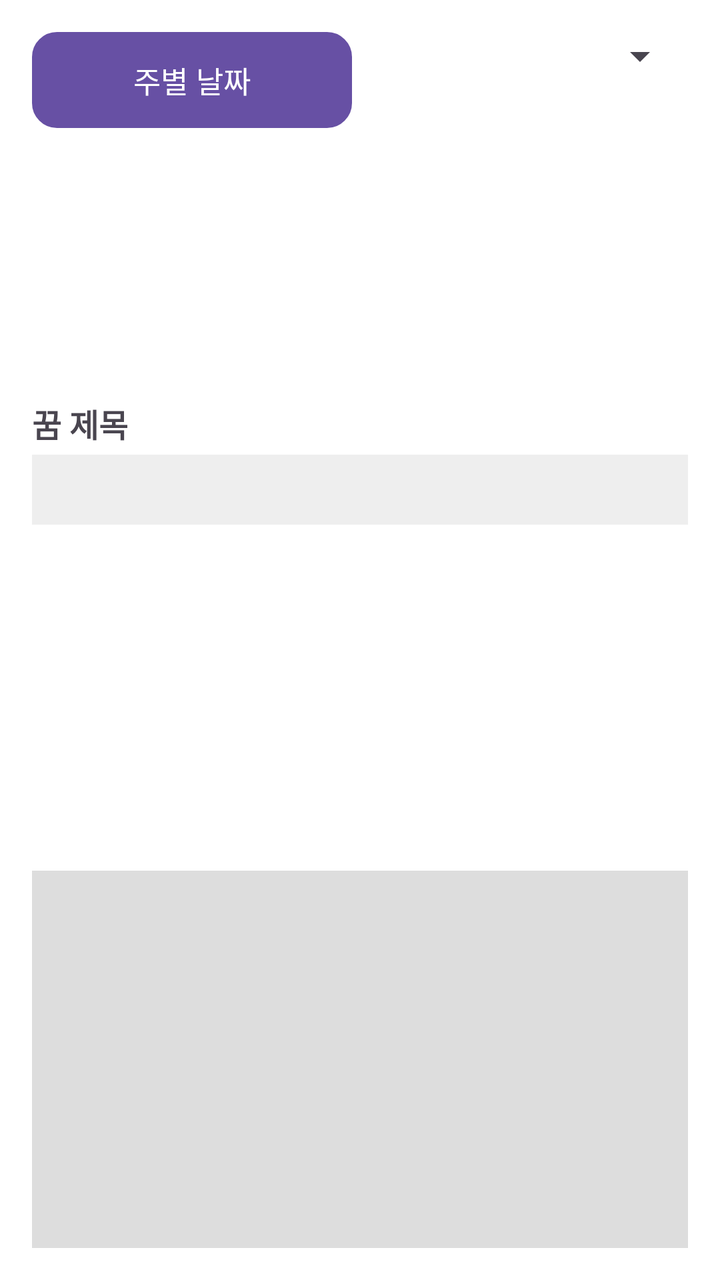
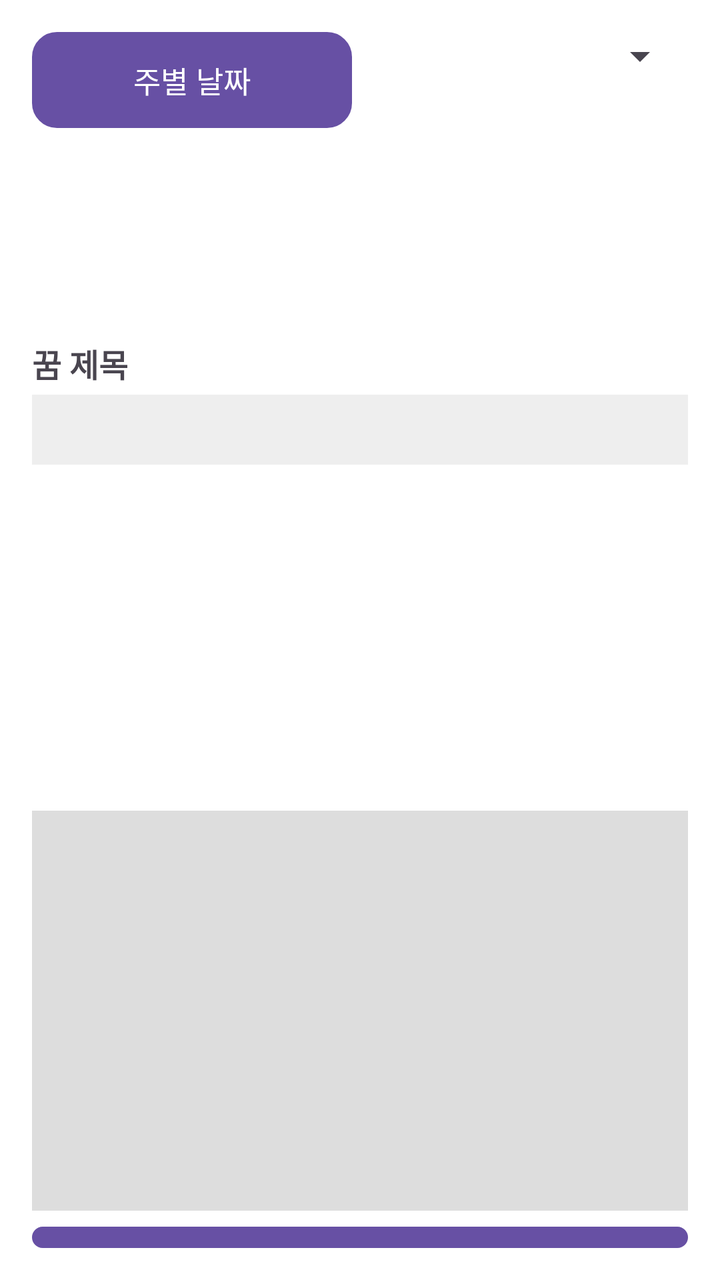

The first picture is an Android layout as it rendered before a commit; the second is the same layout after the commit. The layout source and the unified diff follow.
<!-- AndroidManifest.xml: application theme Theme.Material3.DayNight.NoActionBar -->
<!-- res/layout/activity_story_query.xml -->
<?xml version="1.0" encoding="utf-8"?>
<LinearLayout xmlns:android="http://schemas.android.com/apk/res/android"
    android:orientation="vertical"
    android:padding="16dp"
    android:layout_width="match_parent"
    android:layout_height="match_parent"
    android:background="#FFFFFF">

    
    <LinearLayout
        android:orientation="horizontal"
        android:layout_width="match_parent"
        android:layout_height="wrap_content"
        android:layout_marginBottom="8dp"
        android:weightSum="2">

        
        <Button
            android:id="@+id/btnSelectDate"
            android:layout_weight="1"
            android:layout_width="0dp"
            android:layout_height="wrap_content"
            android:text="주별 날짜"
            android:textColor="@android:color/white"
            android:background="@drawable/rounded_button_5"
            android:layout_marginEnd="8dp"
            android:fontFamily="@font/spoqahansansneo_bold"
            android:textSize="15sp" />

        
        <Spinner
            android:id="@+id/spinnerGenre"
            android:layout_weight="1"
            android:layout_width="0dp"
            android:layout_height="wrap_content" />
    </LinearLayout>

    
    <ScrollView
        android:layout_width="match_parent"
        android:layout_height="120dp"
        android:layout_marginBottom="8dp">

        <LinearLayout
            android:id="@+id/layoutDateCheckboxes"
            android:orientation="vertical"
            android:layout_width="match_parent"
            android:layout_height="wrap_content" />
    </ScrollView>

    
    <TextView
        android:id="@+id/tvStoryTitle"
        android:text="꿈 제목"
        android:textStyle="bold"
        android:textSize="16sp"
        android:layout_width="match_parent"
        android:layout_height="wrap_content"
        android:layout_marginBottom="4dp"
        android:fontFamily="@font/spoqahansansneo_bold" />

    
    <ScrollView
        android:layout_width="match_parent"
        android:layout_height="200dp"
        android:layout_marginBottom="8dp">

        <TextView
            android:id="@+id/tvStoryContent"
            android:text=""
            android:layout_width="match_parent"
            android:layout_height="200dp"
            android:background="#EEEEEE"
            android:padding="8dp"
            android:layout_marginBottom="8dp" />
    </ScrollView>

    
    <FrameLayout
        android:id="@+id/graphContainer"
        android:layout_width="match_parent"
        android:layout_height="200dp"
        android:layout_marginBottom="8dp"
        android:background="#DDDDDD" />

    
    <Button
        android:id="@+id/btnHome"
        android:text="홈으로"
        android:textColor="@android:color/white"
        android:layout_width="match_parent"
        android:layout_height="wrap_content"
        android:background="@drawable/rounded_button_5"
        android:fontFamily="@font/spoqahansansneo_bold"
        android:textSize="15sp" />

</LinearLayout>
<!-- resources referenced by this layout -->
<resources>
  <!-- drawable rounded_button_5 (drawable) -->
  <shape xmlns:android="http://schemas.android.com/apk/res/android">
      <solid android:color="#6200EE"/> 
      <corners android:radius="12dp"/> 
      <stroke android:color="#000000" android:width="1dp"/> 
  </shape>
</resources>

<!-- the commit's change to res/layout/activity_story_query.xml (unified diff, before → after) -->
@@ -38,7 +38,7 @@
     
     <ScrollView
         android:layout_width="match_parent"
-        android:layout_height="120dp"
+        android:layout_height="90dp"
         android:layout_marginBottom="8dp">
 
         <LinearLayout
